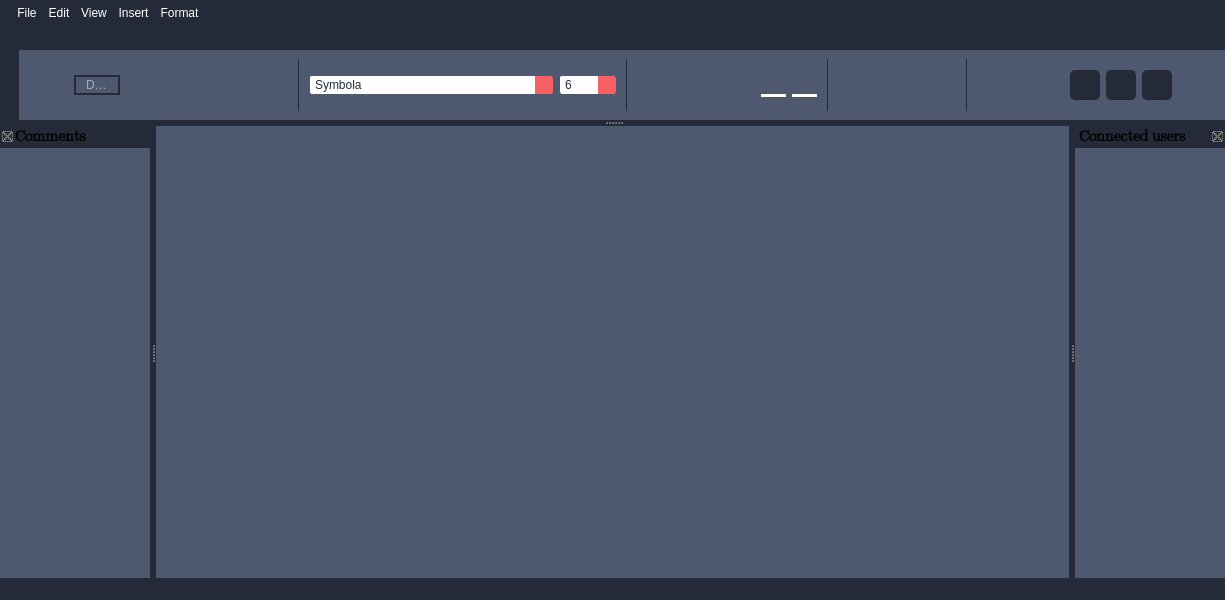
The window that src/client/gui/ui/texteditor.ui (aleoli/Shared-Editor) describes before a commit, drawn with Qt 5.
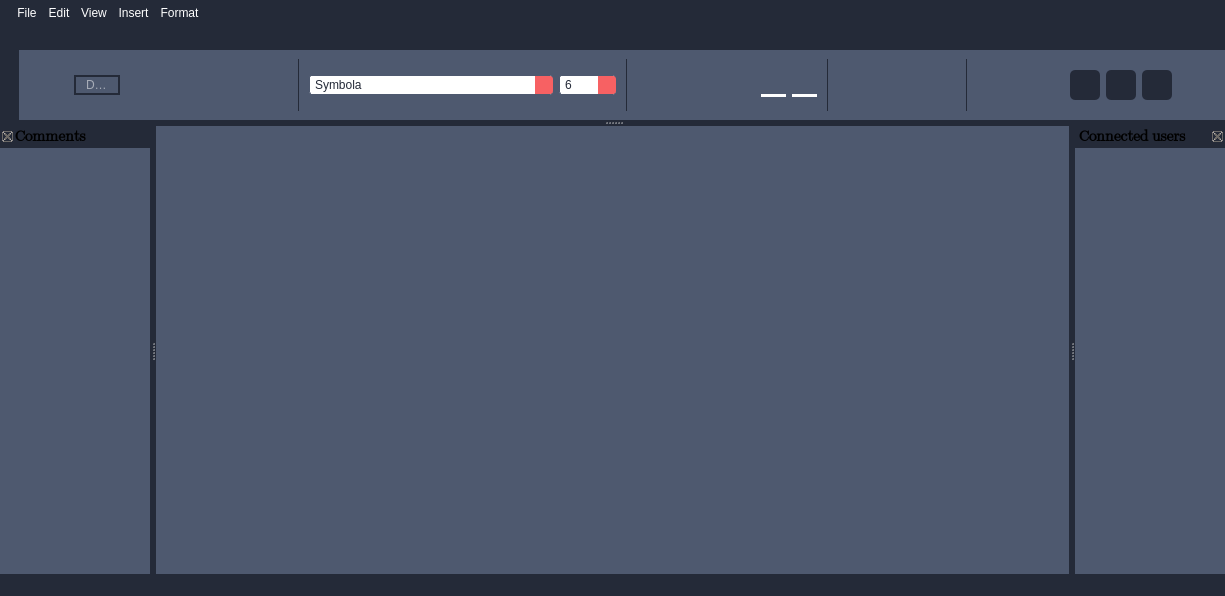
The same window after the commit. Icons and pictures are not drawn.

Diff of the .ui file:
```diff
--- a/src/client/gui/ui/texteditor.ui
+++ b/src/client/gui/ui/texteditor.ui
@@ -7,7 +7,7 @@
     <x>0</x>
     <y>0</y>
     <width>1225</width>
-    <height>600</height>
+    <height>596</height>
    </rect>
   </property>
   <property name="windowTitle">
```
Left out of the diff: 2 changed lines with no effect on the pictures.
